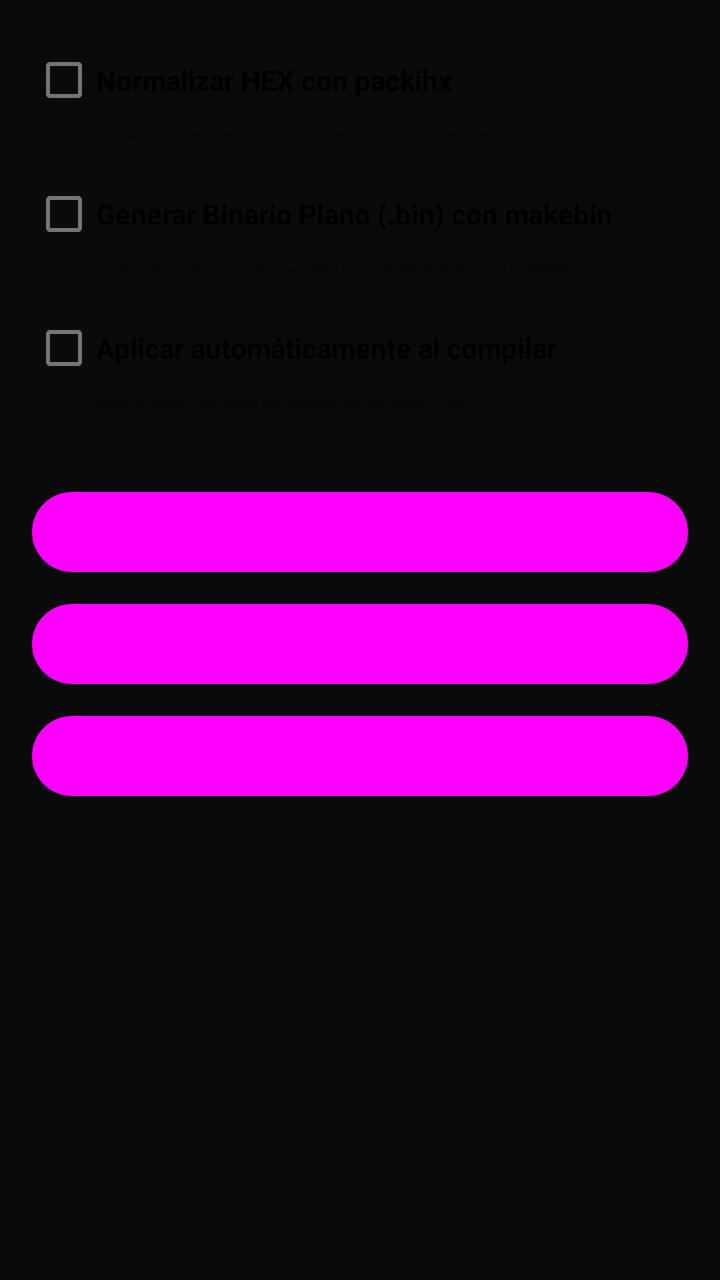
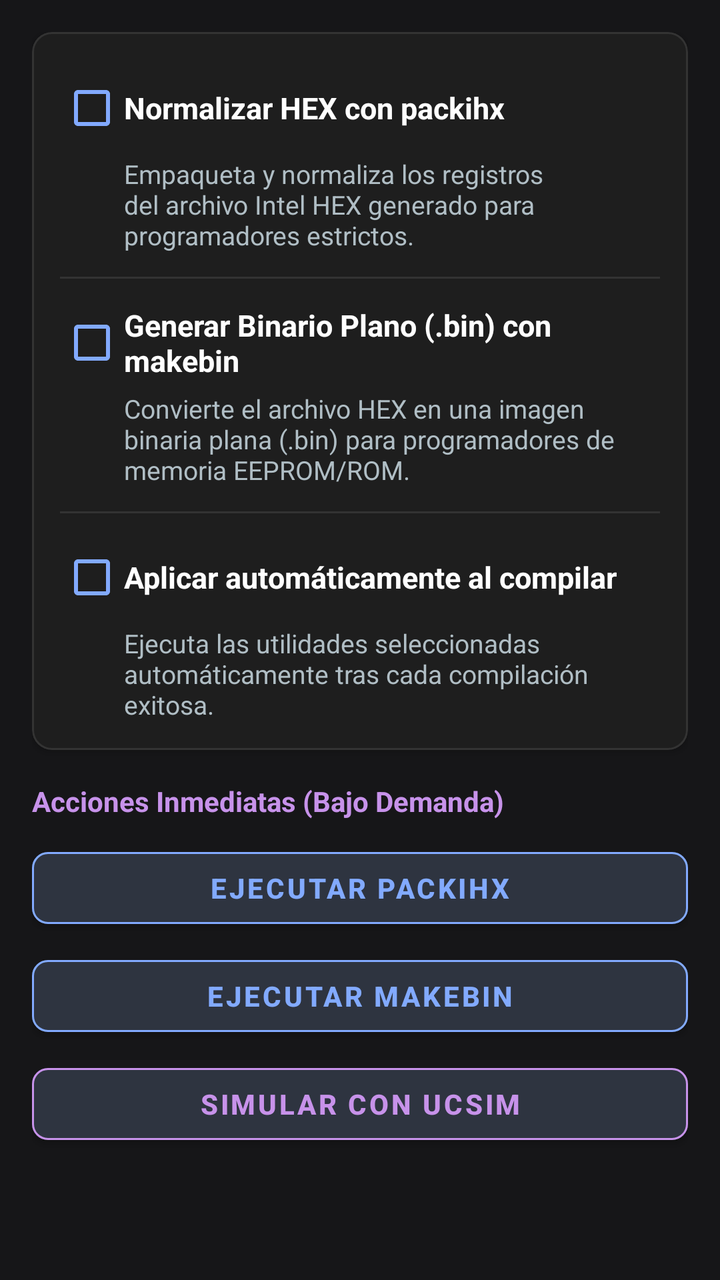

An Android layout rendered at two revisions. The XML below is the earlier revision; the diff shows what the commit changed to produce the second picture.
<!-- AndroidManifest.xml: application theme Theme.CPIC -->
<!-- res/layout/dialog_optional_tools.xml -->
<?xml version="1.0" encoding="utf-8"?>
<ScrollView xmlns:android="http://schemas.android.com/apk/res/android"
    xmlns:app="http://schemas.android.com/apk/res-auto"
    android:layout_width="match_parent"
    android:layout_height="wrap_content"
    android:padding="16dp">

    <LinearLayout
        android:layout_width="match_parent"
        android:layout_height="wrap_content"
        android:orientation="vertical">

        
        <com.google.android.material.checkbox.MaterialCheckBox
            android:id="@+id/chk_packihx"
            android:layout_width="match_parent"
            android:layout_height="wrap_content"
            android:text="@string/opt_packihx_title"
            android:textStyle="bold" />

        <TextView
            android:layout_width="match_parent"
            android:layout_height="wrap_content"
            android:layout_marginStart="32dp"
            android:layout_marginBottom="12dp"
            android:text="@string/opt_packihx_desc"
            android:textAppearance="?attr/textAppearanceBodySmall"
            android:textColor="?android:attr/textColorSecondary" />

        
        <com.google.android.material.checkbox.MaterialCheckBox
            android:id="@+id/chk_makebin"
            android:layout_width="match_parent"
            android:layout_height="wrap_content"
            android:text="@string/opt_makebin_title"
            android:textStyle="bold" />

        <TextView
            android:layout_width="match_parent"
            android:layout_height="wrap_content"
            android:layout_marginStart="32dp"
            android:layout_marginBottom="12dp"
            android:text="@string/opt_makebin_desc"
            android:textAppearance="?attr/textAppearanceBodySmall"
            android:textColor="?android:attr/textColorSecondary" />

        
        <com.google.android.material.checkbox.MaterialCheckBox
            android:id="@+id/chk_auto_apply"
            android:layout_width="match_parent"
            android:layout_height="wrap_content"
            android:text="@string/opt_auto_apply_title"
            android:textStyle="bold" />

        <TextView
            android:layout_width="match_parent"
            android:layout_height="wrap_content"
            android:layout_marginStart="32dp"
            android:layout_marginBottom="16dp"
            android:text="@string/opt_auto_apply_desc"
            android:textAppearance="?attr/textAppearanceBodySmall"
            android:textColor="?android:attr/textColorSecondary" />

        <View
            android:layout_width="match_parent"
            android:layout_height="1dp"
            android:layout_marginVertical="8dp"
            android:background="?android:attr/listDivider" />

        
        <com.google.android.material.button.MaterialButton
            android:id="@+id/btn_run_packihx_action"
            style="@style/Widget.Material3.Button.TonalButton"
            android:layout_width="match_parent"
            android:layout_height="wrap_content"
            android:layout_marginTop="4dp"
            android:text="@string/btn_run_packihx" />

        <com.google.android.material.button.MaterialButton
            android:id="@+id/btn_run_makebin_action"
            style="@style/Widget.Material3.Button.TonalButton"
            android:layout_width="match_parent"
            android:layout_height="wrap_content"
            android:layout_marginTop="8dp"
            android:text="@string/btn_run_makebin" />

        <com.google.android.material.button.MaterialButton
            android:id="@+id/btn_run_simulator_action"
            style="@style/Widget.Material3.Button.TonalButton"
            android:layout_width="match_parent"
            android:layout_height="wrap_content"
            android:layout_marginTop="8dp"
            android:text="@string/btn_run_simulator" />

    </LinearLayout>
</ScrollView>
<!-- resources referenced by this layout -->
<resources>
  <string name="btn_run_makebin">Ejecutar makebin</string>
  <string name="btn_run_packihx">Ejecutar packihx</string>
  <string name="btn_run_simulator">Simular con ucSim</string>
  <string name="opt_auto_apply_desc">Ejecuta las utilidades seleccionadas automáticamente tras cada compilación exitosa.</string>
  <string name="opt_auto_apply_title">Aplicar automáticamente al compilar</string>
  <string name="opt_makebin_desc">Convierte el archivo HEX en una imagen binaria plana (.bin) para programadores de memoria EEPROM/ROM.</string>
  <string name="opt_makebin_title">Generar Binario Plano (.bin) con makebin</string>
  <string name="opt_packihx_desc">Empaqueta y normaliza los registros del archivo Intel HEX generado para programadores estrictos.</string>
  <string name="opt_packihx_title">Normalizar HEX con packihx</string>
  <style name="Theme.CPIC" parent="Theme.MaterialComponents.DayNight.NoActionBar">
          <item name="colorPrimary">@color/primary</item>
          <item name="colorPrimaryVariant">@color/primary_variant</item>
          <item name="colorOnPrimary">@color/on_primary</item>
          
          <item name="colorSecondary">@color/secondary</item>
          <item name="colorOnSecondary">@color/on_secondary</item>
          
          <item name="android:windowBackground">@color/background</item>
          <item name="android:statusBarColor">@color/background</item>
          <item name="android:navigationBarColor">@android:color/transparent</item>
          
          <item name="android:textColorPrimary">@color/on_surface</item>
          
          
          <item name="android:windowLayoutInDisplayCutoutMode" tools:targetApi="o_mr1">shortEdges</item>
  
          
          <item name="actionMenuTextColor">#FFFFFF</item>
          <item name="android:actionMenuTextColor">#FFFFFF</item>
          
          
          <item name="actionBarPopupTheme">@style/CustomPopupTheme</item>
          <item name="popupTheme">@style/CustomPopupTheme</item>
      </style>
  <color name="primary">#82AAFF</color>
  <color name="primary_variant">#3B4252</color>
  <color name="on_primary">#FFFFFF</color>
  <color name="secondary">#C792EA</color>
  <color name="on_secondary">#121212</color>
  <color name="background">#0A0A0B</color>
  <color name="on_surface">#E0E0E0</color>
  <style name="CustomPopupTheme" parent="ThemeOverlay.AppCompat.Light">
          <item name="android:windowBackground">@color/surface</item>
          <item name="android:colorBackground">#FAFAFA</item>
          <item name="android:background">#FAFAFA</item>
          <item name="android:itemBackground">#FAFAFA</item>
          <item name="android:textColor">#000000</item>
      </style>
  <color name="surface">#161618</color>
</resources>

<!-- the commit's change to res/layout/dialog_optional_tools.xml (unified diff, before → after) -->
@@ -3,6 +3,7 @@
     xmlns:app="http://schemas.android.com/apk/res-auto"
     android:layout_width="match_parent"
     android:layout_height="wrap_content"
+    android:background="@color/surface"
     android:padding="16dp">
 
     <LinearLayout
@@ -11,86 +12,145 @@
         android:orientation="vertical">
 
         
-        <com.google.android.material.checkbox.MaterialCheckBox
-            android:id="@+id/chk_packihx"
+        <com.google.android.material.card.MaterialCardView
             android:layout_width="match_parent"
             android:layout_height="wrap_content"
-            android:text="@string/opt_packihx_title"
-            android:textStyle="bold" />
+            app:cardBackgroundColor="#1E1E1E"
+            app:cardCornerRadius="10dp"
+            app:cardElevation="2dp"
+            app:strokeColor="#333333"
+            app:strokeWidth="1dp">
 
+            <LinearLayout
+                android:layout_width="match_parent"
+                android:layout_height="wrap_content"
+                android:orientation="vertical"
+                android:padding="14dp">
+
+                
+                <com.google.android.material.checkbox.MaterialCheckBox
+                    android:id="@+id/chk_packihx"
+                    android:layout_width="match_parent"
+                    android:layout_height="wrap_content"
+                    android:text="@string/opt_packihx_title"
+                    android:textColor="#FFFFFF"
+                    android:textSize="15sp"
+                    android:textStyle="bold"
+                    app:buttonTint="@color/primary" />
+
+                <TextView
+                    android:layout_width="match_parent"
+                    android:layout_height="wrap_content"
+                    android:layout_marginStart="32dp"
+                    android:layout_marginBottom="12dp"
+                    android:text="@string/opt_packihx_desc"
+                    android:textColor="#B0BEC5"
+                    android:textSize="13sp" />
+
+                <View
+                    android:layout_width="match_parent"
+                    android:layout_height="1dp"
+                    android:layout_marginBottom="8dp"
+                    android:background="#333333" />
+
+                
+                <com.google.android.material.checkbox.MaterialCheckBox
+                    android:id="@+id/chk_makebin"
+                    android:layout_width="match_parent"
+                    android:layout_height="wrap_content"
+                    android:text="@string/opt_makebin_title"
+                    android:textColor="#FFFFFF"
+                    android:textSize="15sp"
+                    android:textStyle="bold"
+                    app:buttonTint="@color/primary" />
+
+                <TextView
+                    android:layout_width="match_parent"
+                    android:layout_height="wrap_content"
+                    android:layout_marginStart="32dp"
+                    android:layout_marginBottom="12dp"
+                    android:text="@string/opt_makebin_desc"
+                    android:textColor="#B0BEC5"
+                    android:textSize="13sp" />
+
+                <View
+                    android:layout_width="match_parent"
+                    android:layout_height="1dp"
+                    android:layout_marginBottom="8dp"
+                    android:background="#333333" />
+
+                
+                <com.google.android.material.checkbox.MaterialCheckBox
+                    android:id="@+id/chk_auto_apply"
+                    android:layout_width="match_parent"
+                    android:layout_height="wrap_content"
+                    android:text="@string/opt_auto_apply_title"
+                    android:textColor="#FFFFFF"
+                    android:textSize="15sp"
+                    android:textStyle="bold"
+                    app:buttonTint="@color/primary" />
+
+                <TextView
+                    android:layout_width="match_parent"
+                    android:layout_height="wrap_content"
+                    android:layout_marginStart="32dp"
+                    android:text="@string/opt_auto_apply_desc"
+                    android:textColor="#B0BEC5"
+                    android:textSize="13sp" />
+
+            </LinearLayout>
+        </com.google.android.material.card.MaterialCardView>
+
+        
         <TextView
             android:layout_width="match_parent"
             android:layout_height="wrap_content"
-            android:layout_marginStart="32dp"
-            android:layout_marginBottom="12dp"
-            android:text="@string/opt_packihx_desc"
-            android:textAppearance="?attr/textAppearanceBodySmall"
-            android:textColor="?android:attr/textColorSecondary" />
-
-        
-        <com.google.android.material.checkbox.MaterialCheckBox
-            android:id="@+id/chk_makebin"
-            android:layout_width="match_parent"
-            android:layout_height="wrap_content"
-            android:text="@string/opt_makebin_title"
+            android:layout_marginTop="16dp"
+            android:layout_marginBottom="8dp"
+            android:text="@string/opt_actions_header"
+            android:textColor="@color/secondary"
+            android:textSize="14sp"
             android:textStyle="bold" />
-
-        <TextView
-            android:layout_width="match_parent"
-            android:layout_height="wrap_content"
-            android:layout_marginStart="32dp"
-            android:layout_marginBottom="12dp"
-            android:text="@string/opt_makebin_desc"
-            android:textAppearance="?attr/textAppearanceBodySmall"
-            android:textColor="?android:attr/textColorSecondary" />
-
-        
-        <com.google.android.material.checkbox.MaterialCheckBox
-            android:id="@+id/chk_auto_apply"
-            android:layout_width="match_parent"
-            android:layout_height="wrap_content"
-            android:text="@string/opt_auto_apply_title"
-            android:textStyle="bold" />
-
-        <TextView
-            android:layout_width="match_parent"
-            android:layout_height="wrap_content"
-            android:layout_marginStart="32dp"
-            android:layout_marginBottom="16dp"
-            android:text="@string/opt_auto_apply_desc"
-            android:textAppearance="?attr/textAppearanceBodySmall"
-            android:textColor="?android:attr/textColorSecondary" />
-
-        <View
-            android:layout_width="match_parent"
-            android:layout_height="1dp"
-            android:layout_marginVertical="8dp"
-            android:background="?android:attr/listDivider" />
 
         
         <com.google.android.material.button.MaterialButton
             android:id="@+id/btn_run_packihx_action"
-            style="@style/Widget.Material3.Button.TonalButton"
             android:layout_width="match_parent"
             android:layout_height="wrap_content"
-            android:layout_marginTop="4dp"
-            android:text="@string/btn_run_packihx" />
+            android:layout_marginTop="2dp"
+            android:text="@string/btn_run_packihx"
+            android:textColor="@color/primary"
+            android:textStyle="bold"
+            app:backgroundTint="#2E3440"
+            app:cornerRadius="8dp"
+            app:strokeColor="@color/primary"
+            app:strokeWidth="1dp" />
 
         <com.google.android.material.button.MaterialButton
             android:id="@+id/btn_run_makebin_action"
-            style="@style/Widget.Material3.Button.TonalButton"
             android:layout_width="match_parent"
             android:layout_height="wrap_content"
-            android:layout_marginTop="8dp"
-            android:text="@string/btn_run_makebin" />
+            android:layout_marginTop="6dp"
+            android:text="@string/btn_run_makebin"
+            android:textColor="@color/primary"
+            android:textStyle="bold"
+            app:backgroundTint="#2E3440"
+            app:cornerRadius="8dp"
+            app:strokeColor="@color/primary"
+            app:strokeWidth="1dp" />
 
         <com.google.android.material.button.MaterialButton
             android:id="@+id/btn_run_simulator_action"
-            style="@style/Widget.Material3.Button.TonalButton"
             android:layout_width="match_parent"
             android:layout_height="wrap_content"
-            android:layout_marginTop="8dp"
-            android:text="@string/btn_run_simulator" />
+            android:layout_marginTop="6dp"
+            android:text="@string/btn_run_simulator"
+            android:textColor="@color/secondary"
+            android:textStyle="bold"
+            app:backgroundTint="#2E3440"
+            app:cornerRadius="8dp"
+            app:strokeColor="@color/secondary"
+            app:strokeWidth="1dp" />
 
     </LinearLayout>
 </ScrollView>
<!-- resource entries referenced after the edit -->
@@ -3,6 +3,7 @@
   <string name="btn_run_makebin">Ejecutar makebin</string>
   <string name="btn_run_packihx">Ejecutar packihx</string>
   <string name="btn_run_simulator">Simular con ucSim</string>
+  <string name="opt_actions_header">Acciones Inmediatas (Bajo Demanda)</string>
   <string name="opt_auto_apply_desc">Ejecuta las utilidades seleccionadas automáticamente tras cada compilación exitosa.</string>
   <string name="opt_auto_apply_title">Aplicar automáticamente al compilar</string>
   <string name="opt_makebin_desc">Convierte el archivo HEX en una imagen binaria plana (.bin) para programadores de memoria EEPROM/ROM.</string>
@@ -33,6 +34,10 @@
           
           <item name="actionBarPopupTheme">@style/CustomPopupTheme</item>
           <item name="popupTheme">@style/CustomPopupTheme</item>
+  
+          
+          <item name="alertDialogTheme">@style/CustomAlertDialogTheme</item>
+          <item name="materialAlertDialogTheme">@style/CustomAlertDialogTheme</item>
       </style>
   <color name="primary">#82AAFF</color>
   <color name="primary_variant">#3B4252</color>
@@ -48,6 +53,23 @@
           <item name="android:itemBackground">#FAFAFA</item>
           <item name="android:textColor">#000000</item>
       </style>
+  <style name="CustomAlertDialogTheme" parent="ThemeOverlay.MaterialComponents.MaterialAlertDialog">
+          <item name="android:background">@color/surface</item>
+          <item name="colorSurface">@color/surface</item>
+          <item name="colorOnSurface">#FFFFFF</item>
+          <item name="android:textColorPrimary">#FFFFFF</item>
+          <item name="android:textColorSecondary">#B0BEC5</item>
+          <item name="colorPrimary">@color/primary</item>
+          <item name="buttonBarPositiveButtonStyle">@style/DialogPositiveButton</item>
+          <item name="buttonBarNegativeButtonStyle">@style/DialogNegativeButton</item>
+      </style>
+  <style name="DialogPositiveButton" parent="Widget.MaterialComponents.Button.TextButton.Dialog">
+          <item name="android:textColor">@color/primary</item>
+          <item name="android:textStyle">bold</item>
+      </style>
+  <style name="DialogNegativeButton" parent="Widget.MaterialComponents.Button.TextButton.Dialog">
+          <item name="android:textColor">#B0BEC5</item>
+      </style>
   <color name="surface">#161618</color>
 </resources>
 
